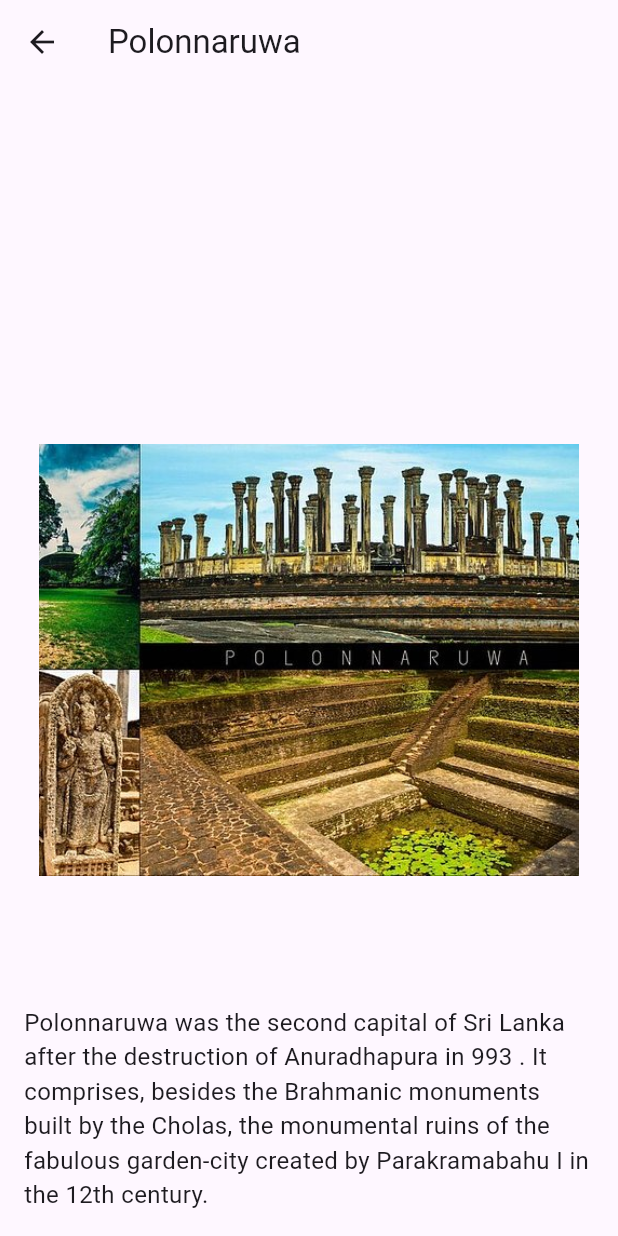
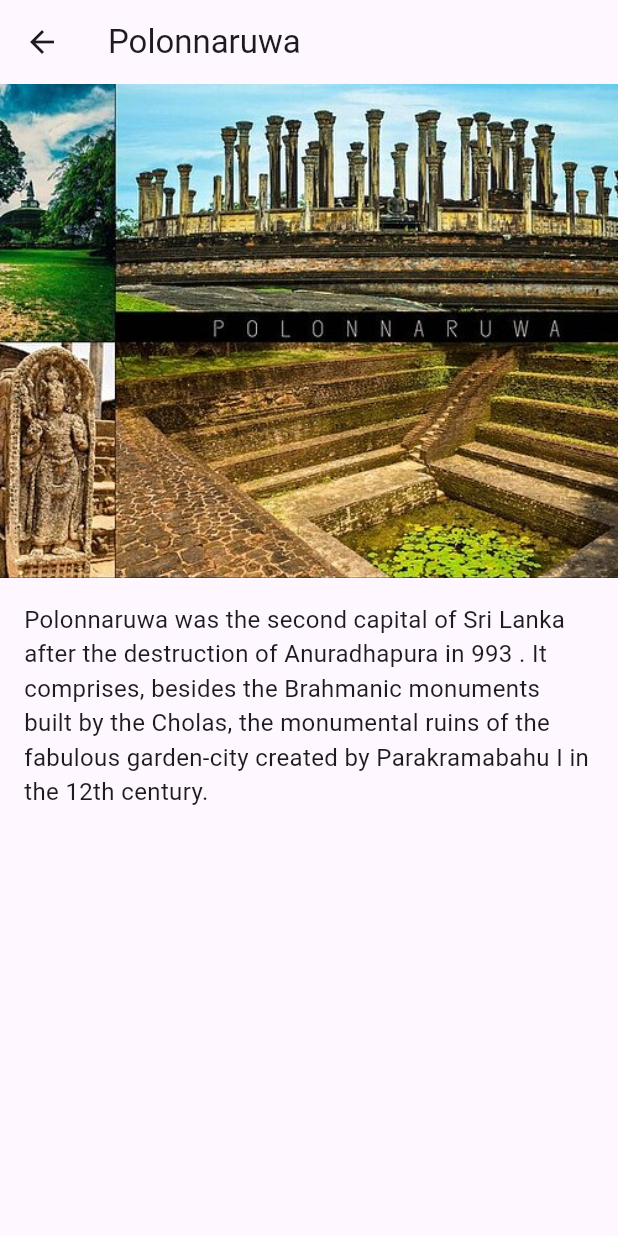
Before and after one commit to JananiCH/ExploreSL, a Flutter app: the Polonnaruwa screen opened directly, on a phone screen of 412 x 824 dp. Run offline on Flutter 3.47's test engine with Material 3 defaults, Android fonts, the phone set to English and light mode, and no system bars; our stand-ins replace carousel_slider, cloud_firestore, file_picker, firebase_auth, firebase_core, firebase_storage and 2 more; accounts and stored records are empty.

Commit message:
polonnaruwa_chan

```diff
--- a/lib/pages/polonnaruwa.dart
+++ b/lib/pages/polonnaruwa.dart
@@ -14,25 +14,12 @@ class Polonnaruwa extends StatelessWidget {
           ),
         ),
       ),
-      body: Stack(
+      body: Column(
         children: [
-          SizedBox.expand(
-            child: Transform.scale(
-              scale: 360 / MediaQuery.of(context).size.width,
-              child: SizedBox(
-                width: MediaQuery.of(context).size.width,
-                height: MediaQuery.of(context).size.height,
-                child: Image.asset(
+          Image.asset(
             'lib/images/pictures_d/p2.jpg', // Path to your image asset
           ),
-              ),
-            ),
-          ),
-          const Positioned(
-            bottom: 0,
-            left: 0,
-            right: 0,
-            child: Padding(
+          const Padding(
             padding: EdgeInsets.all(16.0),
             child: Column(
               crossAxisAlignment: CrossAxisAlignment.center,
@@ -45,7 +32,6 @@ class Polonnaruwa extends StatelessWidget {
               ],
             ),
           ),
-          ),
         ],
       ),
     );
```
Lines whose indentation alone changed are shown as unchanged.
